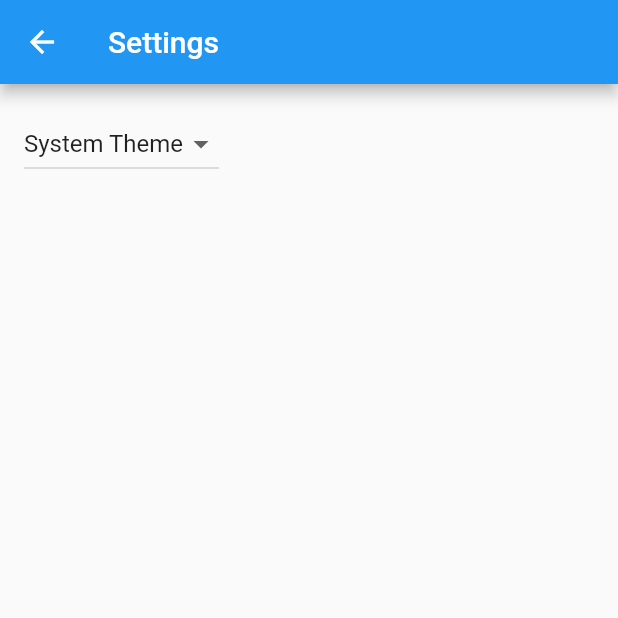
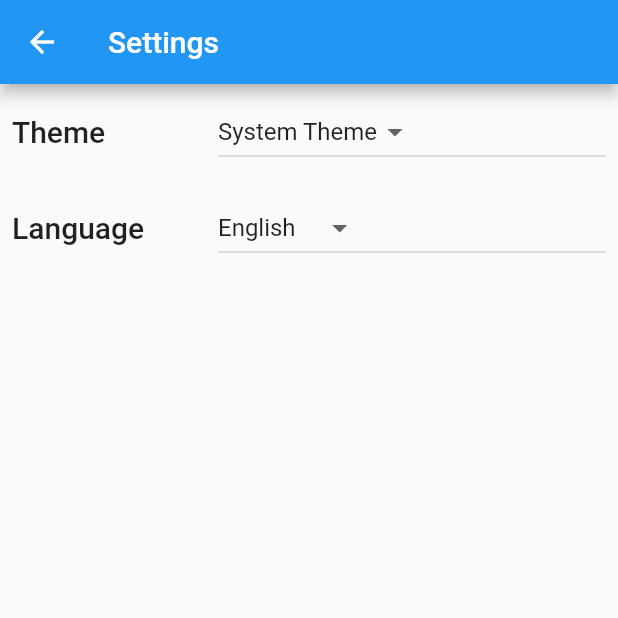
Before and after one commit to richardjharris/japanese_year_calculator, a Flutter app: the screen it shows after launch, after a tap on the "settings" icon, on a phone screen of 412 x 824 dp, the top half of it. Run offline on Flutter 3.47's test engine with Material 2 defaults, Android fonts, the light colour scheme and no system bars; our stand-ins replace shared_preferences; generated files the repository leaves out were written again.

Commit message:
Finish basic functionality, settings, jump to year

```diff
--- a/lib/src/app.dart
+++ b/lib/src/app.dart
@@ -3,8 +3,6 @@ import 'package:flutter_gen/gen_l10n/app_localizations.dart';
 
 import 'package:japanese_year_calculator/src/localization/app_localizations_context.dart';
 import 'package:japanese_year_calculator/src/year_dial/year_dial_view.dart';
-import 'sample_feature/sample_item_details_view.dart';
-import 'sample_feature/sample_item_list_view.dart';
 import 'settings/settings_controller.dart';
 import 'settings/settings_view.dart';
 
@@ -47,11 +45,9 @@ class MyApp extends StatelessWidget {
                 switch (routeSettings.name) {
                   case SettingsView.routeName:
                     return SettingsView(controller: settingsController);
-                  case SampleItemDetailsView.routeName:
-                    return const SampleItemDetailsView();
-                  case SampleItemListView.routeName:
+                  case YearDialView.routeName:
                   default:
-                    return const YearDialView();
+                    return YearDialView(settings: settingsController);
                 }
               },
             );
--- a/lib/src/localization/app_ja.arb
+++ b/lib/src/localization/app_ja.arb
@@ -1,3 +1,6 @@
 {
-  "appTitle": "西暦・元号変換機"
+  "appTitle": "西暦・元号変換機",
+  "convertYearButton": "変換",
+  "enterWesternYearHint": "西暦を入力してください",
+  "invalidYearError": "西暦が不正です。４桁の西暦(1985, 2012など)を入力してください。"
 }
--- a/lib/src/sample_feature/sample_item.dart
+++ /dev/null
@@ -1,6 +0,0 @@
-/// A placeholder class that represents an entity or model.
-class SampleItem {
-  const SampleItem(this.id);
-
-  final int id;
-}
--- a/lib/src/settings/settings_controller.dart
+++ b/lib/src/settings/settings_controller.dart
@@ -10,7 +10,6 @@ import 'settings_service.dart';
 class SettingsController with ChangeNotifier {
   SettingsController(this._settingsService);
 
-  // Make SettingsService a private variable so it is not used directly.
   final SettingsService _settingsService;
 
   // Make ThemeMode a private variable so it is not updated directly without
@@ -20,11 +19,16 @@ class SettingsController with ChangeNotifier {
   // Allow Widgets to read the user's preferred ThemeMode.
   ThemeMode get themeMode => _themeMode;
 
+  late String _language;
+
+  String get language => _language;
+
   /// Load the user's settings from the SettingsService. It may load from a
   /// local database or the internet. The controller only knows it can load the
   /// settings from the service.
   Future<void> loadSettings() async {
     _themeMode = await _settingsService.themeMode();
+    _language = await _settingsService.language();
 
     // Important! Inform listeners a change has occurred.
     notifyListeners();
@@ -47,4 +51,12 @@ class SettingsController with ChangeNotifier {
     // SettingService.
     await _settingsService.updateThemeMode(newThemeMode);
   }
+
+  Future<void> updateLanguage(String? language) async {
+    if (language == null) return;
+
+    _language = language;
+    notifyListeners();
+    await _settingsService.updateLanguage(language);
+  }
 }
--- a/lib/src/settings/settings_service.dart
+++ b/lib/src/settings/settings_service.dart
@@ -1,4 +1,7 @@
+import 'dart:ui';
+
 import 'package:flutter/material.dart';
+import 'package:shared_preferences/shared_preferences.dart';
 
 /// A service that stores and retrieves user settings.
 ///
@@ -6,12 +9,45 @@ import 'package:flutter/material.dart';
 /// persist the user settings locally, use the shared_preferences package. If
 /// you'd like to store settings on a web server, use the http package.
 class SettingsService {
+  final Future<SharedPreferences> _prefs = SharedPreferences.getInstance();
+
   /// Loads the User's preferred ThemeMode from local or remote storage.
-  Future<ThemeMode> themeMode() async => ThemeMode.system;
+  Future<ThemeMode> themeMode() async {
+    final SharedPreferences prefs = await _prefs;
+    final String mode = prefs.getString('themeMode') ?? 'system';
+    switch (mode) {
+      case 'light':
+        return ThemeMode.light;
+      case 'dark':
+        return ThemeMode.dark;
+      case 'system':
+      default:
+        return ThemeMode.system;
+    }
+  }
 
   /// Persists the user's preferred ThemeMode to local or remote storage.
   Future<void> updateThemeMode(ThemeMode theme) async {
-    // Use the shared_preferences package to persist settings locally or the
-    // http package to persist settings over the network.
+    final SharedPreferences prefs = await _prefs;
+    await prefs.setString('themeMode', theme.name);
+  }
+
+  Future<String> language() async {
+    final SharedPreferences prefs = await _prefs;
+    return prefs.getString('language') ?? _defaultLanguageFromPlatformLocale();
+  }
+
+  Future<void> updateLanguage(String language) async {
+    final SharedPreferences prefs = await _prefs;
+    await prefs.setString('language', language);
+  }
+
+  String _defaultLanguageFromPlatformLocale() {
+    switch (PlatformDispatcher.instance.locale.languageCode) {
+      case 'ja':
+        return 'ja';
+      default:
+        return 'en';
+    }
   }
 }
--- a/lib/src/settings/settings_view.dart
+++ b/lib/src/settings/settings_view.dart
@@ -1,6 +1,36 @@
 import 'package:flutter/material.dart';
 
 import 'settings_controller.dart';
+
+class SettingLeft extends StatelessWidget {
+  final String title;
+
+  const SettingLeft({Key? key, required this.title}) : super(key: key);
+
+  @override
+  Widget build(BuildContext context) {
+    return Expanded(
+        child: Padding(
+            padding: const EdgeInsets.all(8.0),
+            child: Text(
+              title,
+              style: Theme.of(context).textTheme.headline6,
+            )));
+  }
+}
+
+class SettingRight extends StatelessWidget {
+  final Widget child;
+
+  const SettingRight({Key? key, required this.child}) : super(key: key);
+
+  @override
+  Widget build(BuildContext context) {
+    return Expanded(
+        flex: 2,
+        child: Padding(padding: const EdgeInsets.all(8.0), child: child));
+  }
+}
 
 /// Displays the various settings that can be customized by the user.
 ///
@@ -19,13 +49,35 @@ class SettingsView extends StatelessWidget {
       appBar: AppBar(
         title: const Text('Settings'),
       ),
-      body: Padding(
-        padding: const EdgeInsets.all(16),
-        // Glue the SettingsController to the theme selection DropdownButton.
-        //
-        // When a user selects a theme from the dropdown list, the
-        // SettingsController is updated, which rebuilds the MaterialApp.
-        child: DropdownButton<ThemeMode>(
+      body: Column(
+        children: [
+          Row(
+            children: [
+              const SettingLeft(title: 'Theme'),
+              SettingRight(child: ThemeSelector(controller)),
+            ],
+          ),
+          Row(
+            children: [
+              const SettingLeft(title: 'Language'),
+              SettingRight(child: LanguageSelector(controller)),
+            ],
+          ),
+        ],
+      ),
+    );
+  }
+}
+
+class ThemeSelector extends StatelessWidget {
+  final SettingsController controller;
+
+  // ignore: use_key_in_widget_constructors
+  const ThemeSelector(this.controller);
+
+  @override
+  Widget build(BuildContext context) {
+    return DropdownButton<ThemeMode>(
       // Read the selected themeMode from the controller
       value: controller.themeMode,
       // Call the updateThemeMode method any time the user selects a theme.
@@ -44,8 +96,31 @@ class SettingsView extends StatelessWidget {
           child: Text('Dark Theme'),
         )
       ],
-        ),
-      ),
     );
   }
 }
+
+class LanguageSelector extends StatelessWidget {
+  final SettingsController controller;
+
+  // ignore: use_key_in_widget_constructors
+  const LanguageSelector(this.controller);
+
+  @override
+  Widget build(BuildContext context) {
+    return DropdownButton<String>(
+      value: controller.language,
+      onChanged: controller.updateLanguage,
+      items: const [
+        DropdownMenuItem(
+          value: 'en',
+          child: Text('English'),
+        ),
+        DropdownMenuItem(
+          value: 'ja',
+          child: Text('Japanese'),
+        ),
+      ],
+    );
+  }
+}
--- a/lib/src/year_calculator.dart
+++ b/lib/src/year_calculator.dart
@@ -29,6 +29,9 @@ class JapaneseYear {
 
   String toRomaji() => '${era.romajiTitle} $index';
   String toKanji() => '${era.kanjiTitle} $index';
+
+  String toLocalizedString({required String language}) =>
+      language == 'ja' ? toKanji() : toRomaji();
 }
 
 class YearCalculator {
--- a/lib/src/year_dial/year_dial_view.dart
+++ b/lib/src/year_dial/year_dial_view.dart
@@ -1,17 +1,26 @@
 import 'package:flutter/gestures.dart';
 import 'package:flutter/material.dart';
-import 'package:flutter_hooks/flutter_hooks.dart';
+import 'package:japanese_year_calculator/src/settings/settings_controller.dart';
 import 'package:japanese_year_calculator/src/year_calculator.dart';
-
-import '../settings/settings_view.dart';
+import 'package:japanese_year_calculator/src/settings/settings_view.dart';
 import 'package:japanese_year_calculator/src/localization/app_localizations_context.dart';
 
-class YearDialView extends StatelessWidget {
-  const YearDialView({
-    Key? key,
-  }) : super(key: key);
+class YearDialView extends StatefulWidget {
+  final SettingsController settings;
+
+  const YearDialView({Key? key, required this.settings}) : super(key: key);
 
   static const routeName = '/';
+
+  @override
+  _YearDialViewState createState() => _YearDialViewState();
+}
+
+class _YearDialViewState extends State<YearDialView> {
+  final DialWheelScrollController _dialWheelScrollController =
+      DialWheelScrollController();
+
+  final double yearSelectorHeight = 48;
 
   @override
   Widget build(BuildContext context) {
@@ -30,8 +39,111 @@ class YearDialView extends StatelessWidget {
           ),
         ],
       ),
-      body: const YearDialWheel(),
+      body: Column(
+        children: [
+          Expanded(
+            child: YearDialWheel(
+              scrollController: _dialWheelScrollController,
+              dialLanguage: widget.settings.language,
+            ),
+          ),
+          Container(
+            height: yearSelectorHeight,
+            margin: const EdgeInsets.all(10),
+            child: YearSelector(
+              onSelected: (year) {
+                _dialWheelScrollController.jumpToYear(year);
+              },
+              onInvalid: () async {
+                ScaffoldMessenger.of(context).showSnackBar(
+                  SnackBar(
+                    content: Text(context.loc.invalidYearError),
+                    behavior: SnackBarBehavior.floating,
+                    margin: EdgeInsets.fromLTRB(
+                        15.0, 5.0, 15.0, 20.0 + yearSelectorHeight),
+                  ),
+                );
+              },
+            ),
+          ),
+        ],
+      ),
     );
+  }
+}
+
+/// Widget to jump directly to a specific year.
+class YearSelector extends StatefulWidget {
+  final ValueSetter<int> onSelected;
+  final VoidCallback onInvalid;
+
+  const YearSelector(
+      {Key? key, required this.onSelected, required this.onInvalid})
+      : super(key: key);
+
+  @override
+  _YearSelectorState createState() => _YearSelectorState();
+}
+
+class _YearSelectorState extends State<YearSelector> {
+  final TextEditingController _yearInputController = TextEditingController();
+  final FocusNode _yearInputFocusNode = FocusNode();
+
+  @override
+  void dispose() {
+    _yearInputController.dispose();
+    _yearInputFocusNode.dispose();
+    super.dispose();
+  }
+
+  @override
+  Widget build(BuildContext context) {
+    return Row(
+      children: [
+        Expanded(
+            child: TextField(
+          autofocus: true,
+          keyboardType: TextInputType.number,
+          decoration: InputDecoration(
+            hintText: context.loc.enterWesternYearHint,
+            filled: true,
+            fillColor: Theme.of(context).primaryColorLight,
+            suffixIcon: IconButton(
+              icon: const Icon(Icons.clear),
+              onPressed: () {
+                _yearInputController.clear();
+              },
+            ),
+            // Hide the '0/4' helper text that would show because we have [maxLength] set.
+            counterText: '',
+          ),
+          maxLength: 4,
+          controller: _yearInputController,
+          focusNode: _yearInputFocusNode,
+          onEditingComplete: _onSubmit,
+        )),
+        Container(
+            margin: const EdgeInsets.only(left: 10),
+            child: ElevatedButton(
+              child: Text(context.loc.convertYearButton),
+              onPressed: _onSubmit,
+              style: ElevatedButton.styleFrom(
+                fixedSize: const Size(100, 48),
+              ),
+            )),
+      ],
+    );
+  }
+
+  void _onSubmit() async {
+    final year = int.tryParse(_yearInputController.text);
+    if (year != null) {
+      widget.onSelected(year);
+      _yearInputController.clear();
+    } else {
+      //_yearInputFocusNode.requestFocus();
+      widget.onInvalid();
+    }
   }
 }
 
@@ -44,41 +156,59 @@ class DesktopScreenBehavior extends MaterialScrollBehavior {
       };
 }
 
-class YearDialWheel extends HookWidget {
-  const YearDialWheel({Key? key}) : super(key: key);
+class DialWheelSettings {
+  static const futureYearsToShow = 9;
+  static const itemHeight = 50.0;
+
+  static final firstYear = YearCalculator.earliestWesternYear;
+  static final lastYear = DateTime.now().year + futureYearsToShow;
+
+  static final numYears = lastYear - firstYear + 1;
+}
+
+class DialWheelScrollController extends FixedExtentScrollController {
+  final jumpDuration = const Duration(milliseconds: 500);
+  final jumpCurve = Curves.easeInOutExpo;
+
+  static final currentYearItemIndex =
+      (DialWheelSettings.numYears - DialWheelSettings.futureYearsToShow - 1);
+
+  DialWheelScrollController() : super(initialItem: currentYearItemIndex);
+
+  void jumpToYear(int year) {
+    final int itemIndex = year - DialWheelSettings.firstYear;
+    super.animateToItem(itemIndex, duration: jumpDuration, curve: jumpCurve);
+  }
+}
+
+class YearDialWheel extends StatelessWidget {
+  final ScrollController scrollController;
+  final String dialLanguage;
+
+  const YearDialWheel(
+      {Key? key, required this.scrollController, this.dialLanguage = 'en'})
+      : super(key: key);
 
   @override
   Widget build(BuildContext context) {
-    const futureYearsToShow = 9;
-    const itemHeight = 50.0;
-
-    final firstYear = YearCalculator.earliestWesternYear;
-    final lastYear = DateTime.now().year + futureYearsToShow;
-    final numYears = lastYear - firstYear + 1;
-
-    final dialScrollController = useScrollController(
-      // Start at current year
-      initialScrollOffset: itemHeight * (numYears - futureYearsToShow - 1),
-    );
-
     return ScrollConfiguration(
         behavior: DesktopScreenBehavior(),
         child: ListWheelScrollView.useDelegate(
           // Helps remember the last scroll position when the user leaves the app (desired?)
           restorationId: 'yearDialWheel',
-          itemExtent: itemHeight,
+          itemExtent: DialWheelSettings.itemHeight,
           diameterRatio: 4.0,
-          //perspective: 0.005,
-          //magnification: 1.5,
-          //useMagnifier: true,
-          //squeeze: 1.0,
-          controller: dialScrollController,
-          physics: const AlwaysScrollableScrollPhysics(),
+          perspective: 0.003,
+          magnification: 1.5,
+          useMagnifier: true,
+          controller: scrollController,
+          physics: const FixedExtentScrollPhysics(),
           childDelegate: ListWheelChildBuilderDelegate(
             builder: (context, index) {
-              final year = firstYear + index;
+              final year = DialWheelSettings.firstYear + index;
               final japaneseYear = YearCalculator.getJapaneseYear(year);
-              final japaneseYearLabel = japaneseYear.toKanji();
+              final japaneseYearLabel =
+                  japaneseYear.toLocalizedString(language: dialLanguage);
               return Row(children: [
                 Expanded(
                     flex: 5,
@@ -97,7 +227,7 @@ class YearDialWheel extends HookWidget {
                     )),
               ]);
             },
-            childCount: lastYear - firstYear + 1,
+            childCount: DialWheelSettings.numYears,
           ),
         ));
   }
--- a/pubspec.yaml
+++ b/pubspec.yaml
@@ -14,13 +14,13 @@ dependencies:
     sdk: flutter
   flutter_localizations:
     sdk: flutter
-  flutter_hooks: ^0.18.2
+  shared_preferences: ^2.0.12
 
 dev_dependencies:
+
+  flutter_lints: ^1.0.0
   flutter_test:
     sdk: flutter
-
-  flutter_lints: ^1.0.0
 
 flutter:
   uses-material-design: true
```
Also changed, not shown: lib/src/localization/app_en.arb (+12 -0 lines), lib/src/sample_feature/sample_item_details_view.dart (deleted, +0 -20 lines), lib/src/sample_feature/sample_item_list_view.dart (deleted, +0 -70 lines), pubspec.lock, 1 other file. Lines whose indentation alone changed are shown as unchanged.
